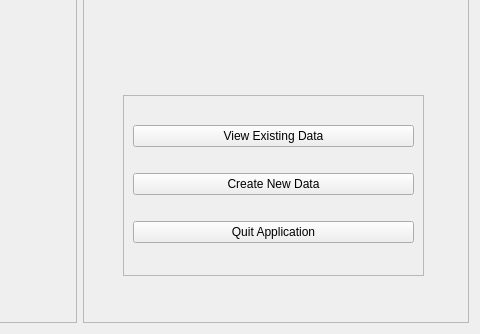
This is floods_home.ui in mahkhun/floods as Qt 5 draws it before an edit; both pictures show x 320 to 800 and y 166 to 500 of the 800 by 500 pixel window. The edited form follows.
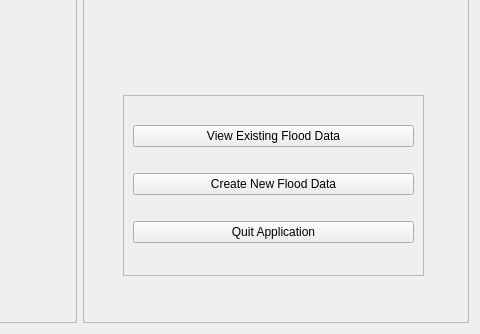
This is the edited form.

Patch:
```diff
--- a/floods_home.ui
+++ b/floods_home.ui
@@ -89,14 +89,14 @@
        <item>
         <widget class="QPushButton" name="view_button">
          <property name="text">
-          <string>View Existing Data</string>
+          <string>View Existing Flood Data</string>
          </property>
         </widget>
        </item>
        <item>
         <widget class="QPushButton" name="create_button">
          <property name="text">
-          <string>Create New Data</string>
+          <string>Create New Flood Data</string>
          </property>
         </widget>
        </item>
```
Left out of the diff: 2 changed lines with no effect on the pictures.
